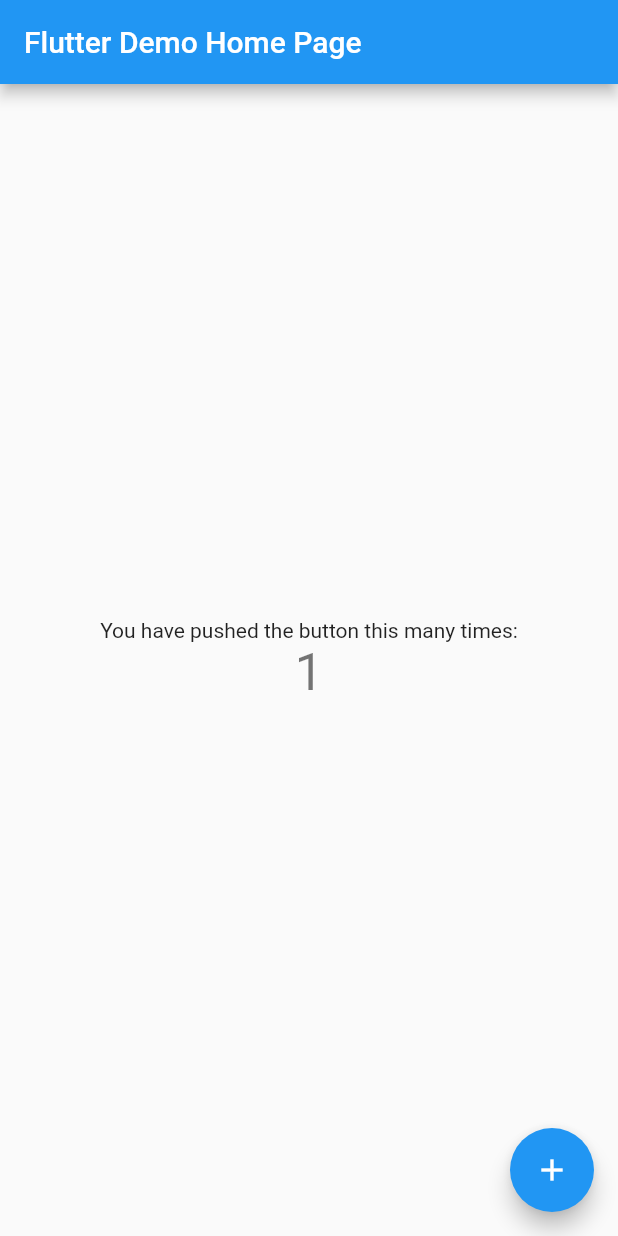
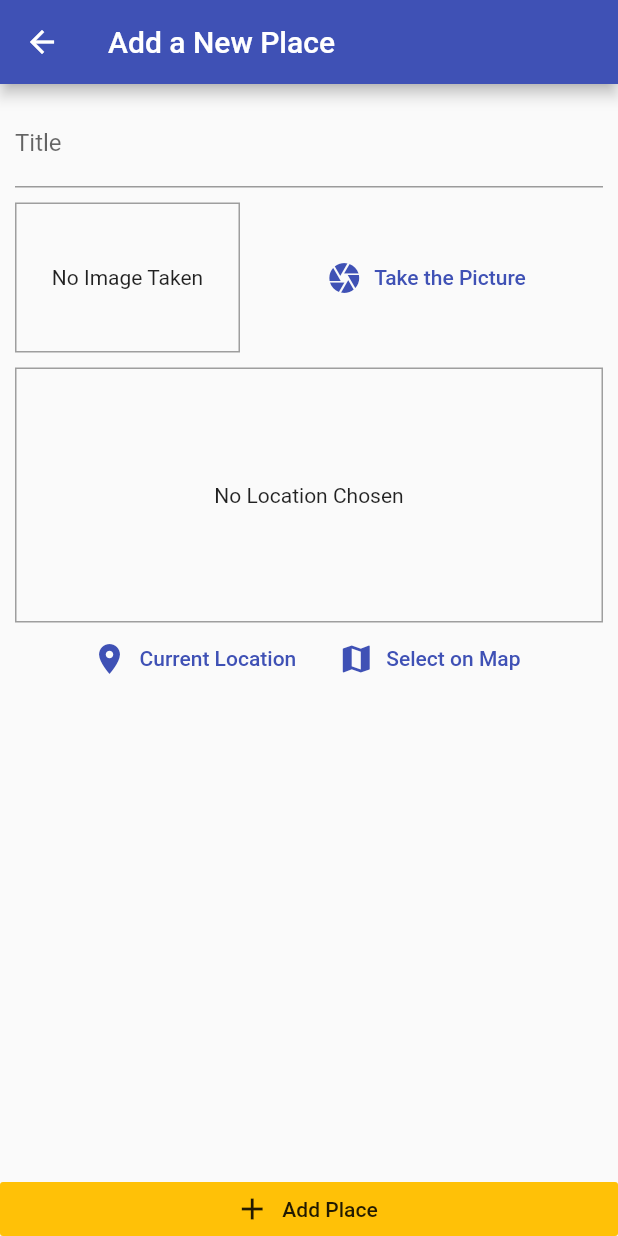
Before and after one commit to shahryar-cmyk/placesApp, a Flutter app: the screen it shows after launch, after a tap on the "add" icon, on a phone screen of 412 x 824 dp. Run offline on Flutter 3.47's test engine with Material 2 defaults, Android fonts, the phone set to English and light mode, and no system bars; our stand-ins replace image_picker, location, sqflite; accounts and stored records are empty.

Commit message:
Tutorial upto (22/08/2020 time:1:59 Issue: Production Stop because of not having credit )

```diff
--- /dev/null
+++ b/lib/helpers/db_helper.dart
@@ -0,0 +1,25 @@
+import 'dart:async';
+import 'package:path/path.dart' as path;
+import 'package:sqflite/sqflite.dart' as sql;
+
+class DBHelper {
+  static Future<sql.Database> database() async {
+    final dbPath = await sql.getDatabasesPath();
+    return sql.openDatabase(path.join(dbPath, 'places.db'), version: 1,
+        onCreate: (db, version) {
+      db.execute(
+          'CREATE TABLE user_places(id TEXT PRIMARY KEY,title TEXT, image TEXT)');
+    });
+  }
+
+  static Future<void> insert(String table, Map<String, Object> data) async {
+    final sqlDb = await DBHelper.database();
+    await sqlDb.insert(table, data,
+        conflictAlgorithm: sql.ConflictAlgorithm.replace);
+  }
+
+  static Future<List<Map<String, dynamic>>> getData(String table) async {
+    final sqlDb = await DBHelper.database();
+    return sqlDb.query(table);
+  }
+}
--- /dev/null
+++ b/lib/helpers/location_helper.dart
@@ -0,0 +1,8 @@
+const GOOGLE_API_KEY = 'AIzaSyBg9yn5JtQgKRFbg6FCTy4ewbF24kRuAYI';
+
+class LocationHelper {
+  static String generateLocationPreViewImage(
+      {double latitude, double longitude}) {
+    return 'https://maps.googleapis.com/maps/api/staticmap?center=&$latitude,$longitude&zoom=13&size=600x300&maptype=roadmap&markers=color:red%7Clabel:A%7C$latitude,$longitude&key=$GOOGLE_API_KEY';
+  }
+}
--- a/lib/main.dart
+++ b/lib/main.dart
@@ -1,117 +1,29 @@
 import 'package:flutter/material.dart';
+import 'package:provider/provider.dart';
 
-void main() {
-  runApp(MyApp());
-}
+import './providers/great_places.dart';
+
+import './screens/places_list_screen.dart';
+import './screens/add_places_screen.dart';
+
+void main() => runApp(MyApp());
 
 class MyApp extends StatelessWidget {
-  // This widget is the root of your application.
   @override
   Widget build(BuildContext context) {
-    return MaterialApp(
-      title: 'Flutter Demo',
-      theme: ThemeData(
-        // This is the theme of your application.
-        //
-        // Try running your application with "flutter run". You'll see the
-        // application has a blue toolbar. Then, without quitting the app, try
-        // changing the primarySwatch below to Colors.green and then invoke
-        // "hot reload" (press "r" in the console where you ran "flutter run",
-        // or simply save your changes to "hot reload" in a Flutter IDE).
-        // Notice that the counter didn't reset back to zero; the application
-        // is not restarted.
-        primarySwatch: Colors.blue,
-        // This makes the visual density adapt to the platform that you run
-        // the app on. For desktop platforms, the controls will be smaller and
-        // closer together (more dense) than on mobile platforms.
-        visualDensity: VisualDensity.adaptivePlatformDensity,
+    return ChangeNotifierProvider(
+      create: (context) => GreatPlaces(),
+      child: MaterialApp(
+        title: 'Great Places',
+        theme: ThemeData(
+          primarySwatch: Colors.indigo,
+          accentColor: Colors.amber,
+        ),
+        home: PlacesListScreen(),
+        routes: {
+          AddPlacesScreen.routeName: (ctx) => AddPlacesScreen(),
+        },
       ),
-      home: MyHomePage(title: 'Flutter Demo Home Page'),
     );
   }
 }
-
-class MyHomePage extends StatefulWidget {
-  MyHomePage({Key key, this.title}) : super(key: key);
-
-  // This widget is the home page of your application. It is stateful, meaning
-  // that it has a State object (defined below) that contains fields that affect
-  // how it looks.
-
-  // This class is the configuration for the state. It holds the values (in this
-  // case the title) provided by the parent (in this case the App widget) and
-  // used by the build method of the State. Fields in a Widget subclass are
-  // always marked "final".
-
-  final String title;
-
-  @override
-  _MyHomePageState createState() => _MyHomePageState();
-}
-
-class _MyHomePageState extends State<MyHomePage> {
-  int _counter = 0;
-
-  void _incrementCounter() {
-    setState(() {
-      // This call to setState tells the Flutter framework that something has
-      // changed in this State, which causes it to rerun the build method below
-      // so that the display can reflect the updated values. If we changed
-      // _counter without calling setState(), then the build method would not be
-      // called again, and so nothing would appear to happen.
-      _counter++;
-    });
-  }
-
-  @override
-  Widget build(BuildContext context) {
-    // This method is rerun every time setState is called, for instance as done
-    // by the _incrementCounter method above.
-    //
-    // The Flutter framework has been optimized to make rerunning build methods
-    // fast, so that you can just rebuild anything that needs updating rather
-    // than having to individually change instances of widgets.
-    return Scaffold(
-      appBar: AppBar(
-        // Here we take the value from the MyHomePage object that was created by
-        // the App.build method, and use it to set our appbar title.
-        title: Text(widget.title),
-      ),
-      body: Center(
-        // Center is a layout widget. It takes a single child and positions it
-        // in the middle of the parent.
-        child: Column(
-          // Column is also a layout widget. It takes a list of children and
-          // arranges them vertically. By default, it sizes itself to fit its
-          // children horizontally, and tries to be as tall as its parent.
-          //
-          // Invoke "debug painting" (press "p" in the console, choose the
-          // "Toggle Debug Paint" action from the Flutter Inspector in Android
-          // Studio, or the "Toggle Debug Paint" command in Visual Studio Code)
-          // to see the wireframe for each widget.
-          //
-          // Column has various properties to control how it sizes itself and
-          // how it positions its children. Here we use mainAxisAlignment to
-          // center the children vertically; the main axis here is the vertical
-          // axis because Columns are vertical (the cross axis would be
-          // horizontal).
-          mainAxisAlignment: MainAxisAlignment.center,
-          children: <Widget>[
-            Text(
-              'You have pushed the button this many times:',
-            ),
-            Text(
-              '$_counter',
-              style: Theme.of(context).textTheme.headline4,
-            ),
-          ],
-        ),
-      ),
-      floatingActionButton: FloatingActionButton(
-        onPressed: _incrementCounter,
-        tooltip: 'Increment',
-        child: Icon(Icons.add),
-      ), // This trailing comma makes auto-formatting nicer for build methods.
-    );
-  }
-}
--- /dev/null
+++ b/lib/models/place.dart
@@ -0,0 +1,23 @@
+import 'dart:io';
+
+import 'package:flutter/foundation.dart';
+
+class PlaceLocation {
+  final double latitude;
+  final double longitude;
+  final String address;
+  PlaceLocation(
+      {@required this.latitude, @required this.longitude, this.address});
+}
+
+class Place {
+  final String id;
+  final String title;
+  final File image;
+  final PlaceLocation location;
+  Place(
+      {@required this.id,
+      @required this.title,
+      @required this.image,
+      @required this.location});
+}
--- /dev/null
+++ b/lib/providers/great_places.dart
@@ -0,0 +1,40 @@
+import 'dart:io';
+
+import 'package:flutter/foundation.dart';
+
+import '../models/place.dart';
+import '../helpers/db_helper.dart';
+
+class GreatPlaces with ChangeNotifier {
+  List<Place> _items = [];
+  List<Place> get items {
+    return [..._items];
+  }
+
+  void addPlace(String pickedTitle, File pickedImage) {
+    final pickedPlace = Place(
+        id: DateTime.now().toString(),
+        title: pickedTitle,
+        image: pickedImage,
+        location: null);
+    _items.add(pickedPlace);
+    notifyListeners();
+    DBHelper.insert('user_places', {
+      'id': pickedPlace.id,
+      'title': pickedPlace.title,
+      'image': pickedPlace.image.path
+    });
+  }
+
+  Future<void> fetchAndSetPlaces() async {
+    final dataList = await DBHelper.getData('user_places');
+    _items = dataList
+        .map((item) => Place(
+            id: item['id'],
+            title: item['title'],
+            image: File(item['image']),
+            location: null))
+        .toList();
+    notifyListeners();
+  }
+}
--- /dev/null
+++ b/lib/screens/add_places_screen.dart
@@ -0,0 +1,77 @@
+import 'dart:io';
+
+import 'package:flutter/material.dart';
+import 'package:provider/provider.dart';
+
+import '../widgets/image_input.dart';
+import '../widgets/location_input.dart';
+import '../providers/great_places.dart';
+
+class AddPlacesScreen extends StatefulWidget {
+  static const routeName = 'add-places-screen';
+  @override
+  _AddPlacesScreenState createState() => _AddPlacesScreenState();
+}
+
+class _AddPlacesScreenState extends State<AddPlacesScreen> {
+  final _titleController = TextEditingController();
+  File _pickedImage;
+  void selectImage(File pickedImage) {
+    _pickedImage = pickedImage;
+  }
+
+  void _savePlace() {
+    if (_titleController.text.isEmpty || _pickedImage == null) {
+      return;
+    }
+    Provider.of<GreatPlaces>(context, listen: false)
+        .addPlace(_titleController.text, _pickedImage);
+    Navigator.of(context).pop();
+  }
+
+  @override
+  Widget build(BuildContext context) {
+    return Scaffold(
+      appBar: AppBar(
+        title: Text('Add a New Place'),
+      ),
+      body: Column(
+        // mainAxisAlignment: MainAxisAlignment.spaceBetween,
+        crossAxisAlignment: CrossAxisAlignment.stretch,
+        children: <Widget>[
+          Expanded(
+            child: SingleChildScrollView(
+              child: Padding(
+                padding: const EdgeInsets.all(10.0),
+                child: Column(
+                  children: [
+                    TextField(
+                      decoration: InputDecoration(labelText: 'Title'),
+                      controller: _titleController,
+                    ),
+                    SizedBox(
+                      height: 10,
+                    ),
+                    ImageInput(selectImage),
+                    SizedBox(
+                      height: 10,
+                    ),
+                    LocationInput(),
+                  ],
+                ),
+              ),
+            ),
+          ),
+          RaisedButton.icon(
+            onPressed: _savePlace,
+            icon: Icon(Icons.add),
+            label: Text('Add Place'),
+            elevation: 0,
+            materialTapTargetSize: MaterialTapTargetSize.shrinkWrap,
+            color: Theme.of(context).accentColor,
+          )
+        ],
+      ),
+    );
+  }
+}
--- /dev/null
+++ b/lib/screens/places_list_screen.dart
@@ -0,0 +1,49 @@
+import 'package:flutter/material.dart';
+import 'package:provider/provider.dart';
+
+import './add_places_screen.dart';
+import '../providers/great_places.dart';
+
+class PlacesListScreen extends StatelessWidget {
+  @override
+  Widget build(BuildContext context) {
+    return Scaffold(
+      appBar: AppBar(
+        title: Text('Your Places'),
+        actions: <Widget>[
+          IconButton(
+            icon: Icon(Icons.add),
+            onPressed: () {
+              Navigator.of(context).pushNamed(AddPlacesScreen.routeName);
+            },
+          ),
+        ],
+      ),
+      body: FutureBuilder(
+        future: Provider.of<GreatPlaces>(context, listen: false)
+            .fetchAndSetPlaces(),
+        builder: (context, snapshot) =>
+            snapshot.connectionState == ConnectionState.waiting
+                ? Center(child: CircularProgressIndicator())
+                : Consumer<GreatPlaces>(
+                    builder: (context, greatPlaces, ch) =>
+                        greatPlaces.items.length <= 0
+                            ? ch
+                            : ListView.builder(
+                                itemBuilder: (context, i) => ListTile(
+                                  leading: CircleAvatar(
+                                    backgroundImage:
+                                        FileImage(greatPlaces.items[i].image),
+                                  ),
+                                  title: Text(greatPlaces.items[i].title),
+                                ),
+                                itemCount: greatPlaces.items.length,
+                              ),
+                    child: Center(
+                      child: Text('You got no Places try adding some'),
+                    ),
+                  ),
+      ),
+    );
+  }
+}
--- /dev/null
+++ b/lib/widgets/image_input.dart
@@ -0,0 +1,74 @@
+import 'dart:io';
+
+import 'package:flutter/material.dart';
+
+import 'package:image_picker/image_picker.dart';
+import 'package:path/path.dart' as path;
+import 'package:path_provider/path_provider.dart' as syspath;
+
+class ImageInput extends StatefulWidget {
+  final Function onSelectImage;
+  ImageInput(this.onSelectImage);
+  @override
+  _ImageInputState createState() => _ImageInputState();
+}
+
+class _ImageInputState extends State<ImageInput> {
+  File _storedImage;
+  Future<void> _takePicture() async {
+    final imageFile = await ImagePicker().getImage(
+      source: ImageSource.camera,
+      maxWidth: 600,
+    );
+    if (imageFile == null) {
+      return;
+    }
+    setState(() {
+      _storedImage = File(imageFile.path);
+    });
+    final appDir = await syspath.getApplicationDocumentsDirectory();
+    final fileName = path.basename(imageFile.path);
+
+    final savedImage = await _storedImage.copy('${appDir.path}/$fileName');
+    widget.onSelectImage(savedImage);
+  }
+
+  @override
+  Widget build(BuildContext context) {
+    return Row(
+      children: [
+        Container(
+          width: 150,
+          height: 100,
+          decoration: BoxDecoration(
+            border: Border.all(width: 1, color: Colors.grey),
+          ),
+          child: _storedImage != null
+              ? Image.file(
+                  _storedImage,
+                  alignment: Alignment.center,
+                  fit: BoxFit.cover,
+                  width: double.infinity,
+                )
+              : Center(
+                  child: Text(
+                    'No Image Taken',
+                    textAlign: TextAlign.center,
+                  ),
+                ),
+        ),
+        SizedBox(
+          width: 10,
+        ),
+        Expanded(
+          child: FlatButton.icon(
+            onPressed: _takePicture,
+            icon: Icon(Icons.camera),
+            label: Text('Take the Picture'),
+            textColor: Theme.of(context).primaryColor,
+          ),
+        ),
+      ],
+    );
+  }
+}
--- /dev/null
+++ b/lib/widgets/location_input.dart
@@ -0,0 +1,68 @@
+import 'package:flutter/material.dart';
+
+import 'package:location/location.dart';
+import '../helpers/location_helper.dart';
+
+class LocationInput extends StatefulWidget {
+  @override
+  _LocationInputState createState() => _LocationInputState();
+}
+
+class _LocationInputState extends State<LocationInput> {
+  String _previewImageUrl;
+  Future<void> _getCurrentLocation() async {
+    final locationData = await Location().getLocation();
+    print(locationData.longitude);
+    print(locationData.latitude);
+    final staticMapUrl = LocationHelper.generateLocationPreViewImage(
+        latitude: locationData.latitude, longitude: locationData.longitude);
+    setState(() {
+      _previewImageUrl = staticMapUrl;
+    });
+  }
+
+  @override
+  Widget build(BuildContext context) {
+    return Column(
+      children: [
+        Container(
+          height: 170,
+          width: double.infinity,
+          decoration: BoxDecoration(
+              border: Border.all(
+            width: 1,
+            color: Colors.grey,
+          )),
+          child: _previewImageUrl == null
+              ? Center(
+                  child: Text(
+                    'No Location Chosen',
+                  ),
+                )
+              : Image.network(
+                  _previewImageUrl,
+                  fit: BoxFit.cover,
+                  width: double.infinity,
+                ),
+        ),
+        Row(
+          mainAxisAlignment: MainAxisAlignment.center,
+          children: <Widget>[
+            FlatButton.icon(
+              onPressed: _getCurrentLocation,
+              icon: Icon(Icons.location_on),
+              label: Text('Current Location'),
+              textColor: Theme.of(context).primaryColor,
+            ),
+            FlatButton.icon(
+              onPressed: () {},
+              icon: Icon(Icons.map),
+              label: Text('Select on Map'),
+              textColor: Theme.of(context).primaryColor,
+            ),
+          ],
+        )
+      ],
+    );
+  }
+}
```
Also changed, not shown: pubspec.yaml (+14 -0 lines), lib/screens/places_detail_screen.dart (added), pubspec.lock, 3 other files.
